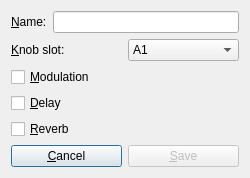
Before: the Qt Designer form plug/save_effects.ui in b2ornot2b/plug, drawn with Qt 5.
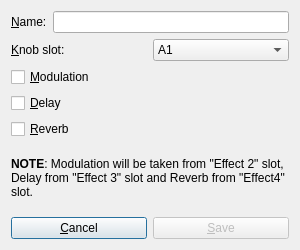
After: the same form once the commit is applied.

Patch:
```diff
--- a/plug/save_effects.ui
+++ b/plug/save_effects.ui
@@ -6,8 +6,8 @@
    <rect>
     <x>0</x>
     <y>0</y>
-    <width>250</width>
-    <height>175</height>
+    <width>300</width>
+    <height>250</height>
    </rect>
   </property>
   <property name="windowTitle">
@@ -141,6 +141,16 @@
      </item>
     </layout>
    </item>
+   <item>
+    <widget class="QLabel" name="label_3">
+     <property name="text">
+      <string>&lt;b&gt;NOTE&lt;/b&gt;: Modulation will be taken from &quot;Effect 2&quot; slot, Delay from &quot;Effect 3&quot; slot and Reverb from &quot;Effect4&quot; slot.</string>
+     </property>
+     <property name="wordWrap">
+      <bool>true</bool>
+     </property>
+    </widget>
+   </item>
    <item>
     <layout class="QHBoxLayout" name="horizontalLayout_4">
      <item>
```
